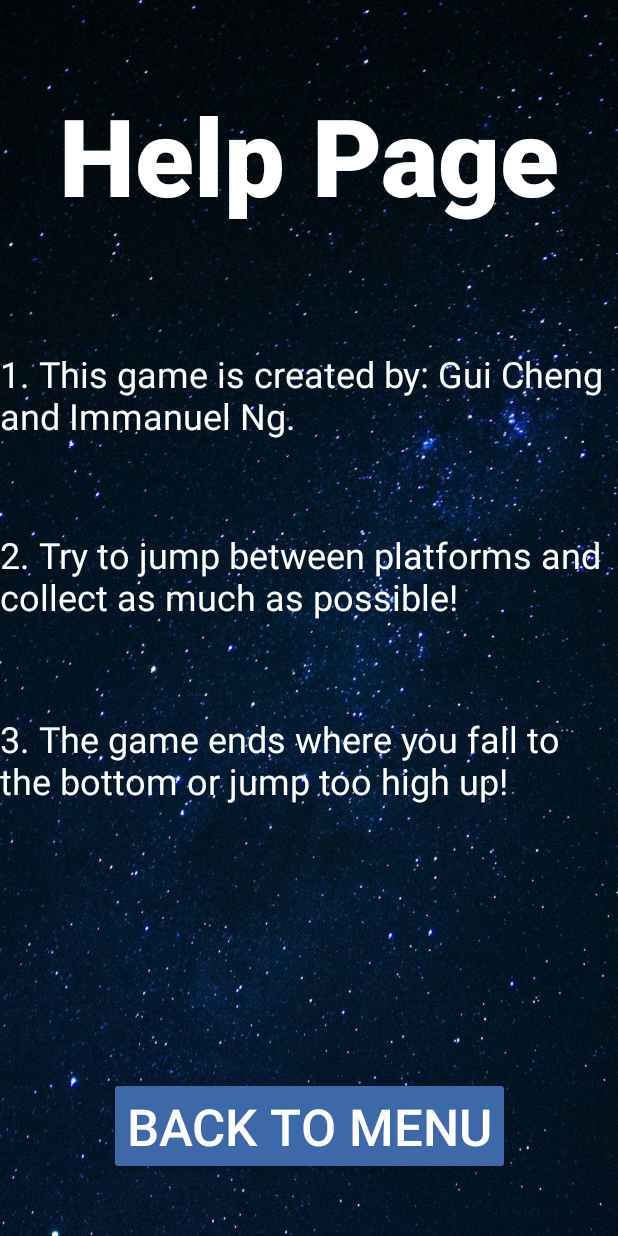
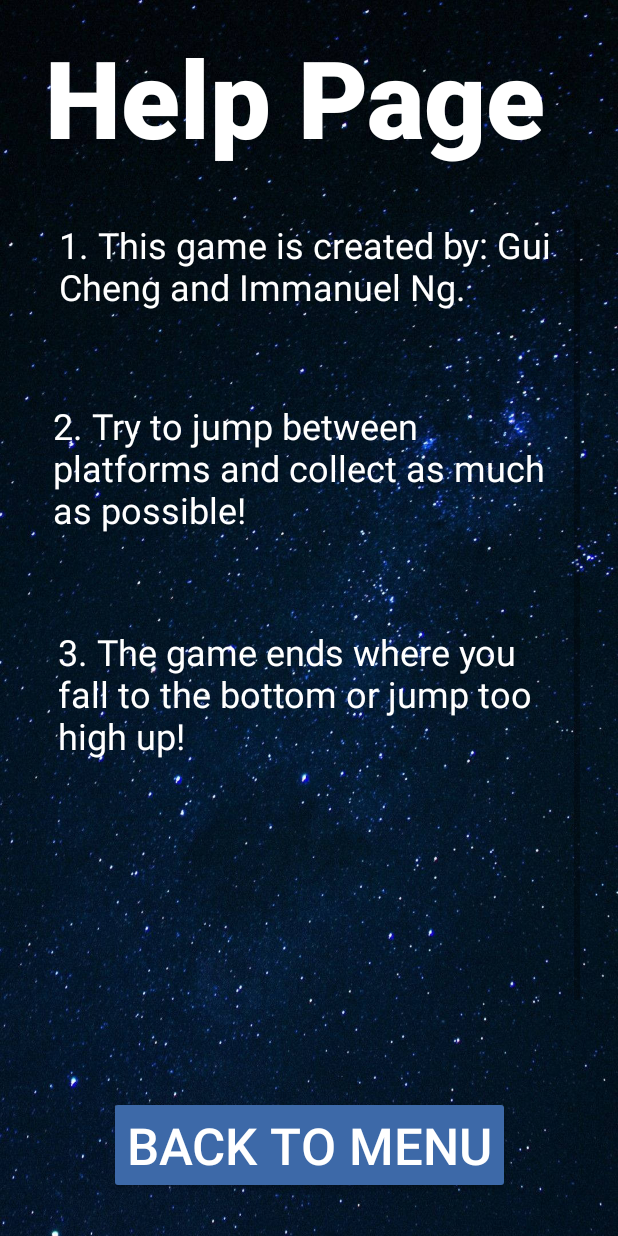
Before and after one commit to RealSyncro/DX1221_GuiCheng_Immanuel_220844R_234577Z, an Android app: the HelpPage screen opened directly, with no data from a screen before it, on a phone screen of 412 x 824 dp. Run offline under Robolectric (Android 15) with nearby library versions, the phone set to English and light mode, and no system bars.

Commit message:
IDK how to fix

```diff
--- a/app/src/main/AndroidManifest.xml
+++ b/app/src/main/AndroidManifest.xml
@@ -22,6 +22,11 @@
         </activity>
 
         <activity android:name=".main.pages.HelpPage"
+            android:screenOrientation ="sensorPortrait"
+            tools:ignore="DiscouragedApi,LockedOrientationActivity">
+        </activity>
+
+        <activity android:name=".main.pages.LeaderboardPage"
             android:screenOrientation ="sensorPortrait"
             tools:ignore="DiscouragedApi,LockedOrientationActivity">
         </activity>
--- /dev/null
+++ b/app/src/main/assets/leaderbord.txt
@@ -0,0 +1,4 @@
+GCInDaHouse 20
+ImmDaMall 10
+ShaafiDaNoob 5
+BENGAI 24
--- a/app/src/main/java/com/sdm/dx1221_guicheng_immanuel_220844r_234577z/main/MainGameScene.java
+++ b/app/src/main/java/com/sdm/dx1221_guicheng_immanuel_220844r_234577z/main/MainGameScene.java
@@ -150,7 +150,7 @@ public class MainGameScene extends GameScene {
 
                         AudioManager.Get().PlaySFX(GameActivity.instance, R.raw.firesound);
                         AudioManager.Get().PlayVibration(100, 10);
-                        GameActivity.instance.Gameover(scoreText.GetScore());
+                        GameActivity.instance.GameOver(scoreText.GetScore());
                         return;
                     }
 
@@ -160,7 +160,7 @@ public class MainGameScene extends GameScene {
 
                         AudioManager.Get().PlaySFX(GameActivity.instance, R.raw.spikesound);
                         AudioManager.Get().PlayVibration(100, 10);
-                        GameActivity.instance.Gameover(scoreText.GetScore());
+                        GameActivity.instance.GameOver(scoreText.GetScore());
                         return;
                     }
 
--- a/app/src/main/res/layout/help_page.xml
+++ b/app/src/main/res/layout/help_page.xml
@@ -11,9 +11,9 @@
         android:id="@+id/help_page_header"
         android:layout_width="wrap_content"
         android:layout_height="wrap_content"
-        android:layout_marginStart="39dp"
-        android:layout_marginTop="90dp"
-        android:layout_marginBottom="81dp"
+        android:layout_marginStart="30dp"
+        android:layout_marginTop="16dp"
+        android:layout_marginBottom="34dp"
         android:fontFamily="sans-serif-medium"
         android:text="@string/help_header_text"
         android:textAlignment="center"
@@ -21,9 +21,26 @@
         android:textColor="#FFFFFF"
         android:textSize="72sp"
         android:textStyle="bold"
-        app:layout_constraintBottom_toTopOf="@+id/help_page_description_1"
+        app:layout_constraintBottom_toTopOf="@+id/scrollView4"
         app:layout_constraintStart_toStartOf="parent"
         app:layout_constraintTop_toTopOf="parent" />
+
+    <ScrollView
+        android:id="@+id/scrollView4"
+        android:layout_width="0dp"
+        android:layout_height="0dp"
+        android:layout_marginStart="25dp"
+        android:layout_marginEnd="25dp"
+        android:layout_marginBottom="53dp"
+        app:layout_constraintBottom_toTopOf="@+id/game_over_back_button"
+        app:layout_constraintEnd_toEndOf="parent"
+        app:layout_constraintStart_toStartOf="parent"
+        app:layout_constraintTop_toBottomOf="@+id/help_page_header">
+
+        <LinearLayout
+            android:layout_width="match_parent"
+            android:layout_height="wrap_content"
+            android:orientation="vertical">
 
             <TextView
                 android:id="@+id/help_page_description_1"
@@ -37,11 +54,7 @@
                 android:textAlignment="textStart"
                 android:textColor="#FFFFFF"
                 android:textSize="24sp"
-        android:visibility="visible"
-        app:layout_constraintBottom_toTopOf="@+id/help_page_description_2"
-        app:layout_constraintEnd_toEndOf="parent"
-        app:layout_constraintStart_toStartOf="parent"
-        app:layout_constraintTop_toBottomOf="@+id/help_page_header" />
+                android:visibility="visible" />
 
             <TextView
                 android:id="@+id/help_page_description_2"
@@ -55,11 +68,7 @@
                 android:textAlignment="textStart"
                 android:textColor="#FFFFFF"
                 android:textSize="24sp"
-        android:visibility="visible"
-        app:layout_constraintBottom_toTopOf="@+id/help_page_description_3"
-        app:layout_constraintEnd_toEndOf="parent"
-        app:layout_constraintStart_toStartOf="parent"
-        app:layout_constraintTop_toBottomOf="@+id/help_page_description_1" />
+                android:visibility="visible" />
 
             <TextView
                 android:id="@+id/help_page_description_3"
@@ -73,17 +82,15 @@
                 android:textAlignment="textStart"
                 android:textColor="#FFFFFF"
                 android:textSize="24sp"
-        android:visibility="visible"
-        app:layout_constraintBottom_toTopOf="@+id/game_over_back_button"
-        app:layout_constraintEnd_toEndOf="parent"
-        app:layout_constraintStart_toStartOf="parent"
-        app:layout_constraintTop_toBottomOf="@+id/help_page_description_2" />
+                android:visibility="visible" />
+        </LinearLayout>
+    </ScrollView>
 
     <Button
         android:id="@+id/game_over_back_button"
         android:layout_width="wrap_content"
         android:layout_height="wrap_content"
-        android:layout_marginBottom="76dp"
+        android:layout_marginBottom="28dp"
         android:backgroundTint="#3D69A8"
         android:fontFamily="sans-serif-medium"
         android:text="@string/settings_back_text"
@@ -95,6 +102,6 @@
         app:layout_constraintBottom_toBottomOf="parent"
         app:layout_constraintEnd_toEndOf="parent"
         app:layout_constraintStart_toStartOf="parent"
-        app:layout_constraintTop_toBottomOf="@+id/help_page_description_3" />
+        app:layout_constraintTop_toBottomOf="@+id/scrollView4" />
 
 </androidx.constraintlayout.widget.ConstraintLayout>
```
Also changed, not shown: app/build.gradle.kts (+7 -0 lines), app/src/main/java/com/sdm/dx1221_guicheng_immanuel_220844r_234577z/main/common/FileSystem.java (+59 -0 lines), app/src/main/java/com/sdm/dx1221_guicheng_immanuel_220844r_234577z/main/pages/GameoverPage.java (+16 -1 lines), app/src/main/java/com/sdm/dx1221_guicheng_immanuel_220844r_234577z/main/pages/LeaderboardPage.java (added, +84 -0 lines), app/src/main/java/com/sdm/dx1221_guicheng_immanuel_220844r_234577z/main/pages/MainMenu.java (+8 -0 lines), app/src/main/res/layout/game_over_page.xml (+42 -6 lines), app/src/main/res/layout/leaderboard_page.xml (added, +58 -0 lines), app/src/main/res/layout/main_menu.xml (+24 -11 lines). Lines whose indentation alone changed are shown as unchanged.
